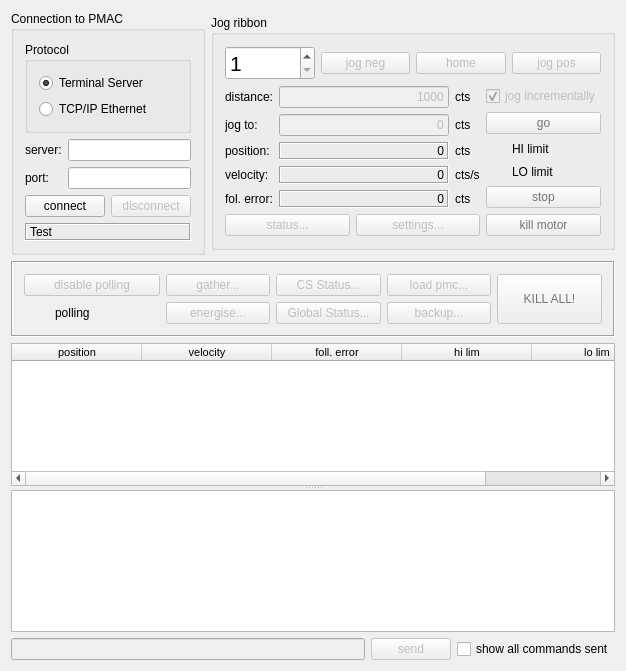
Old version of the form dls_pmaccontrol/formControl.ui in the repository DiamondLightSource/dls-pmac-control.
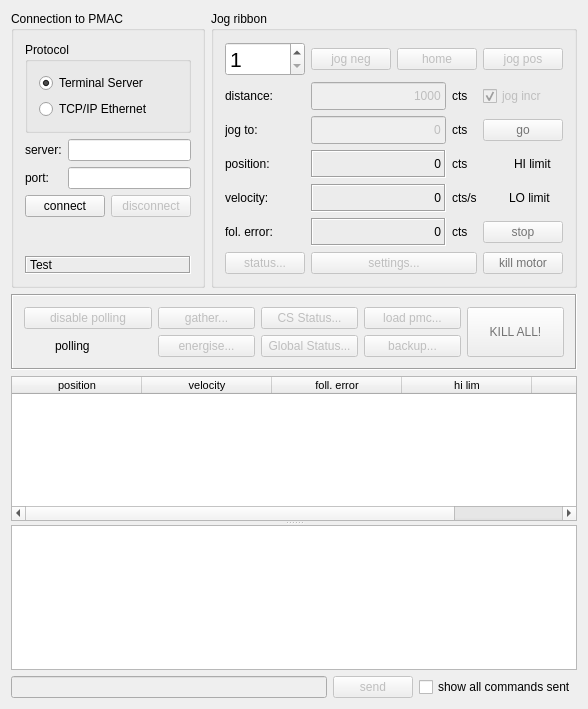
New version of the form. Icons and pictures are not drawn.

Commit message: dls_pmaccontrol: fixed the download and CS dialogues

The edit to the form file:
```diff
--- a/dls_pmaccontrol/formControl.ui
+++ b/dls_pmaccontrol/formControl.ui
@@ -6,8 +6,8 @@
    <rect>
     <x>0</x>
     <y>0</y>
-    <width>626</width>
-    <height>671</height>
+    <width>588</width>
+    <height>709</height>
    </rect>
   </property>
   <property name="font">
@@ -17,39 +17,11 @@
    <string>Delta Tau motor controller</string>
   </property>
   <widget class="QWidget" name="widget">
-   <layout class="QGridLayout" name="gridLayout_6">
-    <item row="3" column="0" colspan="2">
-     <layout class="QHBoxLayout">
-      <item>
-       <widget class="QLineEdit" name="lneSend">
-        <property name="enabled">
-         <bool>false</bool>
-        </property>
-       </widget>
-      </item>
-      <item>
-       <widget class="QPushButton" name="btnSend">
-        <property name="enabled">
-         <bool>false</bool>
-        </property>
-        <property name="text">
-         <string>send</string>
-        </property>
-       </widget>
-      </item>
-      <item>
-       <widget class="QCheckBox" name="chkShowAll">
-        <property name="text">
-         <string>show all commands sent</string>
-        </property>
-       </widget>
-      </item>
-     </layout>
-    </item>
+   <layout class="QGridLayout" name="gridLayout_2">
     <item row="0" column="0">
      <widget class="QGroupBox" name="groupBox1">
       <property name="sizePolicy">
-       <sizepolicy hsizetype="Maximum" vsizetype="Fixed">
+       <sizepolicy hsizetype="Maximum" vsizetype="MinimumExpanding">
         <horstretch>0</horstretch>
         <verstretch>0</verstretch>
        </sizepolicy>
@@ -156,6 +128,19 @@
          </item>
         </layout>
        </item>
+       <item>
+        <spacer name="verticalSpacer">
+         <property name="orientation">
+          <enum>Qt::Vertical</enum>
+         </property>
+         <property name="sizeHint" stdset="0">
+          <size>
+           <width>20</width>
+           <height>0</height>
+          </size>
+         </property>
+        </spacer>
+       </item>
        <item>
         <widget class="QLabel" name="lblIdentity">
          <property name="sizePolicy">
@@ -192,11 +177,17 @@
       <property name="title">
        <string>Jog ribbon</string>
       </property>
-      <layout class="QGridLayout" name="gridLayout_3">
-       <item row="0" column="0" colspan="2">
+      <layout class="QGridLayout" name="gridLayout">
+       <item row="0" column="0" colspan="4">
         <layout class="QHBoxLayout" name="horizontalLayout">
          <item>
           <widget class="QSpinBox" name="spnJogMotor">
+           <property name="sizePolicy">
+            <sizepolicy hsizetype="Minimum" vsizetype="Fixed">
+             <horstretch>0</horstretch>
+             <verstretch>0</verstretch>
+            </sizepolicy>
+           </property>
            <property name="font">
             <font>
              <pointsize>16</pointsize>
@@ -246,8 +237,6 @@
         </layout>
        </item>
        <item row="1" column="0">
-        <layout class="QGridLayout" name="gridLayout">
-         <item row="0" column="0">
           <widget class="QLabel" name="textLabel5">
            <property name="text">
             <string>distance:</string>
@@ -257,11 +246,23 @@
            </property>
           </widget>
          </item>
-         <item row="0" column="1">
+       <item row="1" column="1">
           <widget class="QLineEdit" name="lneJogDist">
            <property name="enabled">
             <bool>false</bool>
            </property>
+         <property name="sizePolicy">
+          <sizepolicy hsizetype="MinimumExpanding" vsizetype="Fixed">
+           <horstretch>0</horstretch>
+           <verstretch>0</verstretch>
+          </sizepolicy>
+         </property>
+         <property name="minimumSize">
+          <size>
+           <width>0</width>
+           <height>28</height>
+          </size>
+         </property>
            <property name="text">
             <string>1000</string>
            </property>
@@ -270,7 +271,7 @@
            </property>
           </widget>
          </item>
-         <item row="0" column="2">
+       <item row="1" column="2">
           <widget class="QLabel" name="textLabel4">
            <property name="text">
             <string>cts</string>
@@ -280,7 +281,20 @@
            </property>
           </widget>
          </item>
-         <item row="1" column="0">
+       <item row="1" column="3">
+        <widget class="QCheckBox" name="chkJogInc">
+         <property name="enabled">
+          <bool>false</bool>
+         </property>
+         <property name="text">
+          <string>jog incr</string>
+         </property>
+         <property name="checked">
+          <bool>true</bool>
+         </property>
+        </widget>
+       </item>
+       <item row="2" column="0">
           <widget class="QLabel" name="textLabel3">
            <property name="text">
             <string>jog to:</string>
@@ -290,11 +304,23 @@
            </property>
           </widget>
          </item>
-         <item row="1" column="1">
+       <item row="2" column="1">
           <widget class="QLineEdit" name="lneJogTo">
            <property name="enabled">
             <bool>false</bool>
            </property>
+         <property name="sizePolicy">
+          <sizepolicy hsizetype="MinimumExpanding" vsizetype="Fixed">
+           <horstretch>0</horstretch>
+           <verstretch>0</verstretch>
+          </sizepolicy>
+         </property>
+         <property name="minimumSize">
+          <size>
+           <width>0</width>
+           <height>28</height>
+          </size>
+         </property>
            <property name="text">
             <string>0</string>
            </property>
@@ -303,7 +329,7 @@
            </property>
           </widget>
          </item>
-         <item row="1" column="2">
+       <item row="2" column="2">
           <widget class="QLabel" name="textLabel4_2">
            <property name="text">
             <string>cts</string>
@@ -313,7 +339,57 @@
            </property>
           </widget>
          </item>
-         <item row="2" column="0">
+       <item row="2" column="3">
+        <widget class="QPushButton" name="btnJogTo">
+         <property name="enabled">
+          <bool>false</bool>
+         </property>
+         <property name="palette">
+          <palette>
+           <active>
+            <colorrole role="ButtonText">
+             <brush brushstyle="SolidPattern">
+              <color alpha="255">
+               <red>29</red>
+               <green>95</green>
+               <blue>19</blue>
+              </color>
+             </brush>
+            </colorrole>
+           </active>
+           <inactive>
+            <colorrole role="ButtonText">
+             <brush brushstyle="SolidPattern">
+              <color alpha="255">
+               <red>29</red>
+               <green>95</green>
+               <blue>19</blue>
+              </color>
+             </brush>
+            </colorrole>
+           </inactive>
+           <disabled>
+            <colorrole role="ButtonText">
+             <brush brushstyle="SolidPattern">
+              <color alpha="255">
+               <red>115</red>
+               <green>115</green>
+               <blue>115</blue>
+              </color>
+             </brush>
+            </colorrole>
+           </disabled>
+          </palette>
+         </property>
+         <property name="toolTip">
+          <string>Jog to position</string>
+         </property>
+         <property name="text">
+          <string>go</string>
+         </property>
+        </widget>
+       </item>
+       <item row="3" column="0">
           <widget class="QLabel" name="textLabel6">
            <property name="text">
             <string>position:</string>
@@ -323,8 +399,14 @@
            </property>
           </widget>
          </item>
-         <item row="2" column="1">
+       <item row="3" column="1">
           <widget class="QLabel" name="lblPosition">
+         <property name="minimumSize">
+          <size>
+           <width>0</width>
+           <height>28</height>
+          </size>
+         </property>
            <property name="frameShape">
             <enum>QFrame::Box</enum>
            </property>
@@ -342,7 +424,7 @@
            </property>
           </widget>
          </item>
-         <item row="2" column="2">
+       <item row="3" column="2">
           <widget class="QLabel" name="textLabel4_2_2">
            <property name="text">
             <string>cts</string>
@@ -352,7 +434,37 @@
            </property>
           </widget>
          </item>
-         <item row="3" column="0">
+       <item row="3" column="3">
+        <layout class="QHBoxLayout" name="horizontalLayout_2">
+         <item>
+          <widget class="QLabel" name="pixHiLim">
+           <property name="maximumSize">
+            <size>
+             <width>25</width>
+             <height>25</height>
+            </size>
+           </property>
+           <property name="pixmap">
+            <pixmap>redLedOff.png</pixmap>
+           </property>
+           <property name="wordWrap">
+            <bool>false</bool>
+           </property>
+          </widget>
+         </item>
+         <item>
+          <widget class="QLabel" name="lblHiLim">
+           <property name="text">
+            <string>HI limit</string>
+           </property>
+           <property name="wordWrap">
+            <bool>false</bool>
+           </property>
+          </widget>
+         </item>
+        </layout>
+       </item>
+       <item row="4" column="0">
           <widget class="QLabel" name="textLabel7">
            <property name="text">
             <string>velocity:</string>
@@ -362,8 +474,14 @@
            </property>
           </widget>
          </item>
-         <item row="3" column="1">
+       <item row="4" column="1">
           <widget class="QLabel" name="lblVelo">
+         <property name="minimumSize">
+          <size>
+           <width>0</width>
+           <height>28</height>
+          </size>
+         </property>
            <property name="frameShape">
             <enum>QFrame::Box</enum>
            </property>
@@ -381,7 +499,7 @@
            </property>
           </widget>
          </item>
-         <item row="3" column="2">
+       <item row="4" column="2">
           <widget class="QLabel" name="textLabel4_2_2_2">
            <property name="text">
             <string>cts/s</string>
@@ -391,7 +509,37 @@
            </property>
           </widget>
          </item>
-         <item row="4" column="0">
+       <item row="4" column="3">
+        <layout class="QHBoxLayout" name="horizontalLayout_3">
+         <item>
+          <widget class="QLabel" name="pixLoLim">
+           <property name="maximumSize">
+            <size>
+             <width>20</width>
+             <height>20</height>
+            </size>
+           </property>
+           <property name="pixmap">
+            <pixmap>redLedOff.png</pixmap>
+           </property>
+           <property name="wordWrap">
+            <bool>false</bool>
+           </property>
+          </widget>
+         </item>
+         <item>
+          <widget class="QLabel" name="lblLoLim">
+           <property name="text">
+            <string>LO limit</string>
+           </property>
+           <property name="wordWrap">
+            <bool>false</bool>
+           </property>
+          </widget>
+         </item>
+        </layout>
+       </item>
+       <item row="5" column="0">
           <widget class="QLabel" name="textLabel8">
            <property name="text">
             <string>fol. error:</string>
@@ -401,8 +549,14 @@
            </property>
           </widget>
          </item>
-         <item row="4" column="1">
+       <item row="5" column="1">
           <widget class="QLabel" name="lblFolErr">
+         <property name="minimumSize">
+          <size>
+           <width>0</width>
+           <height>28</height>
+          </size>
+         </property>
            <property name="frameShape">
             <enum>QFrame::Box</enum>
            </property>
@@ -420,7 +574,7 @@
            </property>
           </widget>
          </item>
-         <item row="4" column="2">
+       <item row="5" column="2">
           <widget class="QLabel" name="textLabel4_2_2_3">
            <property name="text">
             <string>cts</string>
@@ -430,24 +584,54 @@
            </property>
           </widget>
          </item>
-         <item row="5" column="0" colspan="3">
-          <spacer name="verticalSpacer">
-           <property name="orientation">
-            <enum>Qt::Vertical</enum>
-           </property>
-           <property name="sizeHint" stdset="0">
-            <size>
-             <width>20</width>
-             <height>0</height>
-            </size>
-           </property>
-          </spacer>
-         </item>
-        </layout>
-       </item>
-       <item row="2" column="0">
-        <layout class="QHBoxLayout" name="horizontalLayout_2">
-         <item>
+       <item row="5" column="3">
+        <widget class="QPushButton" name="btnJogStop">
+         <property name="enabled">
+          <bool>false</bool>
+         </property>
+         <property name="palette">
+          <palette>
+           <active>
+            <colorrole role="ButtonText">
+             <brush brushstyle="SolidPattern">
+              <color alpha="255">
+               <red>232</red>
+               <green>0</green>
+               <blue>3</blue>
+              </color>
+             </brush>
+            </colorrole>
+           </active>
+           <inactive>
+            <colorrole role="ButtonText">
+             <brush brushstyle="SolidPattern">
+              <color alpha="255">
+               <red>232</red>
+               <green>0</green>
+               <blue>3</blue>
+              </color>
+             </brush>
+            </colorrole>
+           </inactive>
+           <disabled>
+            <colorrole role="ButtonText">
+             <brush brushstyle="SolidPattern">
+              <color alpha="255">
+               <red>115</red>
+               <green>115</green>
+               <blue>115</blue>
+              </color>
+             </brush>
+            </colorrole>
+           </disabled>
+          </palette>
+         </property>
+         <property name="text">
+          <string>stop</string>
+         </property>
+        </widget>
+       </item>
+       <item row="6" column="0">
           <widget class="QPushButton" name="btnStatus">
            <property name="enabled">
             <bool>false</bool>
@@ -457,7 +641,7 @@
            </property>
           </widget>
          </item>
-         <item>
+       <item row="6" column="1" colspan="2">
           <widget class="QPushButton" name="btnSettings">
            <property name="enabled">
             <bool>false</bool>
@@ -467,126 +651,7 @@
            </property>
           </widget>
          </item>
-        </layout>
-       </item>
-       <item row="1" column="1" rowspan="2">
-        <layout class="QGridLayout" name="gridLayout_2">
-         <item row="0" column="0" colspan="2">
-          <widget class="QCheckBox" name="chkJogInc">
-           <property name="enabled">
-            <bool>false</bool>
-           </property>
-           <property name="text">
-            <string>jog incrementally</string>
-           </property>
-           <property name="checked">
-            <bool>true</bool>
-           </property>
-          </widget>
-         </item>
-         <item row="1" column="0" colspan="2">
-          <widget class="QPushButton" name="btnJogTo">
-           <property name="enabled">
-            <bool>false</bool>
-           </property>
-           <property name="palette">
-            <palette>
-             <active>
-              <colorrole role="ButtonText">
-               <brush brushstyle="SolidPattern">
-                <color alpha="255">
-                 <red>29</red>
-                 <green>95</green>
-                 <blue>19</blue>
-                </color>
-               </brush>
-              </colorrole>
-             </active>
-             <inactive>
-              <colorrole role="ButtonText">
-               <brush brushstyle="SolidPattern">
-                <color alpha="255">
-                 <red>29</red>
-                 <green>95</green>
-                 <blue>19</blue>
-                </color>
-               </brush>
-              </colorrole>
-             </inactive>
-             <disabled>
-              <colorrole role="ButtonText">
-               <brush brushstyle="SolidPattern">
-                <color alpha="255">
-                 <red>115</red>
-                 <green>115</green>
-                 <blue>115</blue>
-                </color>
-               </brush>
-              </colorrole>
-             </disabled>
-            </palette>
-           </property>
-           <property name="toolTip">
-            <string>Jog to position</string>
-           </property>
-           <property name="text">
-            <string>go</string>
-           </property>
-          </widget>
-         </item>
-         <item row="4" column="0">
-          <widget class="QLabel" name="pixHiLim">
-           <property name="maximumSize">
-            <size>
-             <width>25</width>
-             <height>25</height>
-            </size>
-           </property>
-           <property name="pixmap">
-            <pixmap>redLedOff.png</pixmap>
-           </property>
-           <property name="wordWrap">
-            <bool>false</bool>
-           </property>
-          </widget>
-         </item>
-         <item row="4" column="1">
-          <widget class="QLabel" name="lblHiLim">
-           <property name="text">
-            <string>HI limit</string>
-           </property>
-           <property name="wordWrap">
-            <bool>false</bool>
-           </property>
-          </widget>
-         </item>
-         <item row="5" column="0">
-          <widget class="QLabel" name="pixLoLim">
-           <property name="maximumSize">
-            <size>
-             <width>20</width>
-             <height>20</height>
-            </size>
-           </property>
-           <property name="pixmap">
-            <pixmap>redLedOff.png</pixmap>
-           </property>
-           <property name="wordWrap">
-            <bool>false</bool>
-           </property>
-          </widget>
-         </item>
-         <item row="5" column="1">
-          <widget class="QLabel" name="lblLoLim">
-           <property name="text">
-            <string>LO limit</string>
-           </property>
-           <property name="wordWrap">
-            <bool>false</bool>
-           </property>
-          </widget>
-         </item>
-         <item row="7" column="0" colspan="2">
+       <item row="6" column="3">
           <widget class="QPushButton" name="btnKillMotor">
            <property name="enabled">
             <bool>false</bool>
@@ -633,55 +698,6 @@
            </property>
           </widget>
          </item>
-         <item row="6" column="0" colspan="2">
-          <widget class="QPushButton" name="btnJogStop">
-           <property name="enabled">
-            <bool>false</bool>
-           </property>
-           <property name="palette">
-            <palette>
-             <active>
-              <colorrole role="ButtonText">
-               <brush brushstyle="SolidPattern">
-                <color alpha="255">
-                 <red>232</red>
-                 <green>0</green>
-                 <blue>3</blue>
-                </color>
-               </brush>
-              </colorrole>
-             </active>
-             <inactive>
-              <colorrole role="ButtonText">
-               <brush brushstyle="SolidPattern">
-                <color alpha="255">
-                 <red>232</red>
-                 <green>0</green>
-                 <blue>3</blue>
-                </color>
-               </brush>
-              </colorrole>
-             </inactive>
-             <disabled>
-              <colorrole role="ButtonText">
-               <brush brushstyle="SolidPattern">
-                <color alpha="255">
-                 <red>115</red>
-                 <green>115</green>
-                 <blue>115</blue>
-                </color>
-               </brush>
-              </colorrole>
-             </disabled>
-            </palette>
-           </property>
-           <property name="text">
-            <string>stop</string>
-           </property>
-          </widget>
-         </item>
-        </layout>
-       </item>
       </layout>
      </widget>
     </item>
@@ -995,11 +1011,42 @@
 &lt;p style=&quot;-qt-paragraph-type:empty; margin-top:0px; margin-bottom:0px; margin-left:0px; margin-right:0px; -qt-block-indent:0; text-indent:0px;&quot;&gt;&lt;/p&gt;
 &lt;p style=&quot;-qt-paragraph-type:empty; margin-top:0px; margin-bottom:0px; margin-left:0px; margin-right:0px; -qt-block-indent:0; text-indent:0px;&quot;&gt;&lt;/p&gt;
 &lt;p style=&quot;-qt-paragraph-type:empty; margin-top:0px; margin-bottom:0px; margin-left:0px; margin-right:0px; -qt-block-indent:0; text-indent:0px;&quot;&gt;&lt;/p&gt;
+&lt;p style=&quot;-qt-paragraph-type:empty; margin-top:0px; margin-bottom:0px; margin-left:0px; margin-right:0px; -qt-block-indent:0; text-indent:0px;&quot;&gt;&lt;/p&gt;
+&lt;p style=&quot;-qt-paragraph-type:empty; margin-top:0px; margin-bottom:0px; margin-left:0px; margin-right:0px; -qt-block-indent:0; text-indent:0px;&quot;&gt;&lt;/p&gt;
+&lt;p style=&quot;-qt-paragraph-type:empty; margin-top:0px; margin-bottom:0px; margin-left:0px; margin-right:0px; -qt-block-indent:0; text-indent:0px;&quot;&gt;&lt;/p&gt;
 &lt;p style=&quot;-qt-paragraph-type:empty; margin-top:0px; margin-bottom:0px; margin-left:0px; margin-right:0px; -qt-block-indent:0; text-indent:0px;&quot;&gt;&lt;/p&gt;&lt;/td&gt;&lt;/tr&gt;&lt;/table&gt;&lt;/body&gt;&lt;/html&gt;</string>
        </property>
       </widget>
      </widget>
     </item>
+    <item row="3" column="0" colspan="2">
+     <layout class="QHBoxLayout">
+      <item>
+       <widget class="QLineEdit" name="lneSend">
+        <property name="enabled">
+         <bool>false</bool>
+        </property>
+       </widget>
+      </item>
+      <item>
+       <widget class="QPushButton" name="btnSend">
+        <property name="enabled">
+         <bool>false</bool>
+        </property>
+        <property name="text">
+         <string>send</string>
+        </property>
+       </widget>
+      </item>
+      <item>
+       <widget class="QCheckBox" name="chkShowAll">
+        <property name="text">
+         <string>show all commands sent</string>
+        </property>
+       </widget>
+      </item>
+     </layout>
+    </item>
    </layout>
   </widget>
  </widget>
```
Left out of the diff: 524 changed lines with no effect on the pictures. Lines whose indentation alone changed are shown as unchanged. The commit also changes 2 other files.
